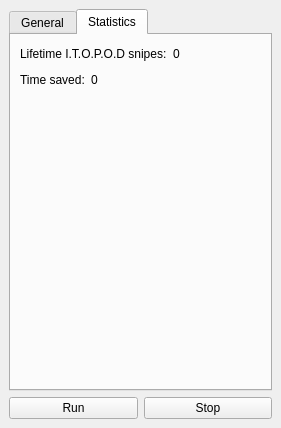
The window that design/design.ui (kujan/NGU-scripts) describes before a commit, drawn with Qt 5.
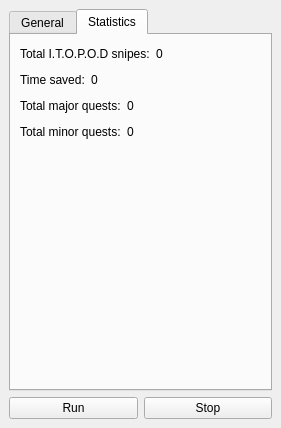
The same window after the commit. The open tabs and pages were chosen to show the change.

Commit message: Track quest statistics and changed persistent data storage to registry

```diff
--- a/design/design.ui
+++ b/design/design.ui
@@ -578,7 +578,7 @@
             <item>
              <widget class="QLabel" name="label">
               <property name="text">
-               <string>Lifetime I.T.O.P.O.D snipes:</string>
+               <string>Total I.T.O.P.O.D snipes:</string>
               </property>
              </widget>
             </item>
@@ -635,6 +635,68 @@
             </item>
            </layout>
           </item>
+          <item>
+           <layout class="QHBoxLayout" name="horizontalLayout_6">
+            <item>
+             <widget class="QLabel" name="label_3">
+              <property name="text">
+               <string>Total major quests:</string>
+              </property>
+             </widget>
+            </item>
+            <item>
+             <widget class="QLabel" name="label_total_major_quests">
+              <property name="text">
+               <string>0</string>
+              </property>
+             </widget>
+            </item>
+            <item>
+             <spacer name="horizontalSpacer_12">
+              <property name="orientation">
+               <enum>Qt::Horizontal</enum>
+              </property>
+              <property name="sizeHint" stdset="0">
+               <size>
+                <width>40</width>
+                <height>20</height>
+               </size>
+              </property>
+             </spacer>
+            </item>
+           </layout>
+          </item>
+          <item>
+           <layout class="QHBoxLayout" name="horizontalLayout_7">
+            <item>
+             <widget class="QLabel" name="label_4">
+              <property name="text">
+               <string>Total minor quests:</string>
+              </property>
+             </widget>
+            </item>
+            <item>
+             <widget class="QLabel" name="label_total_minor_quests">
+              <property name="text">
+               <string>0</string>
+              </property>
+             </widget>
+            </item>
+            <item>
+             <spacer name="horizontalSpacer_13">
+              <property name="orientation">
+               <enum>Qt::Horizontal</enum>
+              </property>
+              <property name="sizeHint" stdset="0">
+               <size>
+                <width>40</width>
+                <height>20</height>
+               </size>
+              </property>
+             </spacer>
+            </item>
+           </layout>
+          </item>
           <item>
            <spacer name="verticalSpacer_2">
             <property name="orientation">
```
The commit also changes 6 other files.
